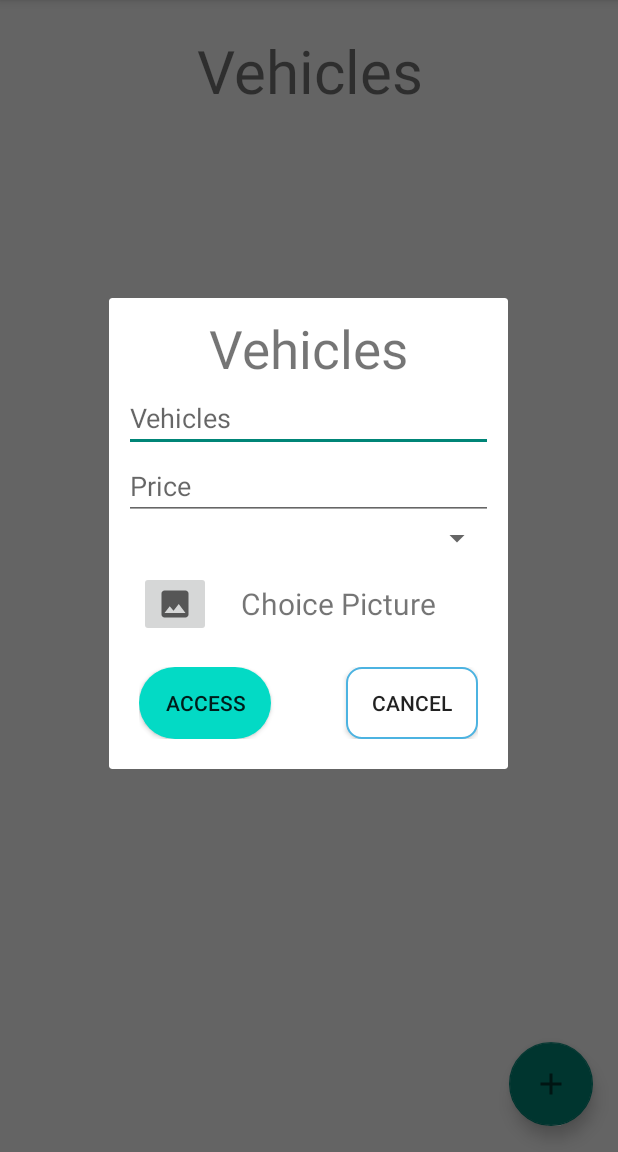
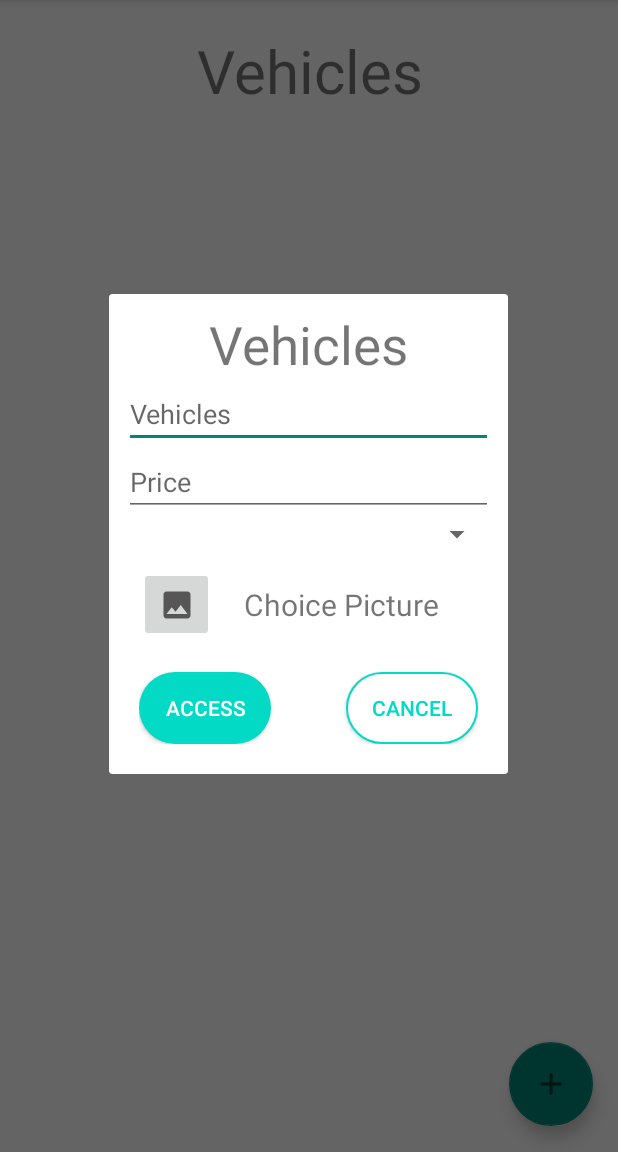
Before and after one commit to PhamTrGiang/Quan_ly_thue_xe, an Android app: the fragment Frag_vehicles placed in its activity, after a tap on an icon or button, on a phone screen of 412 x 824 dp, the part 84-1236 px from its top. Run offline under Robolectric (Android 15) with nearby library versions, the phone set to English and light mode, and no system bars; 7 statements that could not run were skipped.

Commit message:
Giang_Image

```diff
--- a/app/src/main/AndroidManifest.xml
+++ b/app/src/main/AndroidManifest.xml
@@ -5,6 +5,9 @@
     <uses-permission android:name="android.permission.INTERNET" />
     <uses-permission android:name="android.permission.ACCESS_COARSE_LOCATION" />
     <uses-permission android:name="android.permission.ACCESS_FINE_LOCATION" />
+    <uses-permission android:name="android.permission.CAMERA"/>
+    <uses-permission android:name="android.permission.READ_EXTERNAL_STORAGE"/>
+    <uses-permission android:name="android.permission.WRITE_EXTERNAL_STORAGE"/>
 
     <application
         android:allowBackup="true"
--- a/app/src/main/java/com/example/quan_ly_thue_xe/Adapter/Vehicles_Adapter.java
+++ b/app/src/main/java/com/example/quan_ly_thue_xe/Adapter/Vehicles_Adapter.java
@@ -1,6 +1,8 @@
 package com.example.quan_ly_thue_xe.Adapter;
 
 import android.content.Context;
+import android.graphics.Bitmap;
+import android.graphics.BitmapFactory;
 import android.view.LayoutInflater;
 import android.view.View;
 import android.view.ViewGroup;
@@ -25,7 +27,7 @@ public class Vehicles_Adapter extends ArrayAdapter<Vehicles> {
     Frag_vehicles fragment;
     private ArrayList<Vehicles> list;
     TextView tvName,tvCate,tvPrice;
-    ImageView imgDel,imgEdit;
+    ImageView imgDel,imgEdit,imgImage;
 
     public Vehicles_Adapter(@NonNull Context context, Frag_vehicles fragment, ArrayList<Vehicles> list) {
         super(context, 0,list);
@@ -49,10 +51,16 @@ public class Vehicles_Adapter extends ArrayAdapter<Vehicles> {
             tvName = v.findViewById(R.id.tvName);
             tvCate = v.findViewById(R.id.tvCate);
             tvPrice = v.findViewById(R.id.tvPrice);
+            imgImage = v.findViewById(R.id.imgPicture);
 
             tvName.setText(item.getName());
             tvPrice.setText(item.getPrice()+"");
             tvCate.setText(categories.getName());
+            byte[] image = item.getImage();
+            Bitmap bitmap = BitmapFactory.decodeByteArray(image,0,image.length);
+            imgImage.setImageBitmap(bitmap);
+
+
             imgDel=v.findViewById(R.id.imgDel);
             imgEdit=v.findViewById(R.id.imgEdit);
         }
--- a/app/src/main/java/com/example/quan_ly_thue_xe/DAO/VehiclesDAO.java
+++ b/app/src/main/java/com/example/quan_ly_thue_xe/DAO/VehiclesDAO.java
@@ -25,6 +25,7 @@ public class VehiclesDAO {
         values.put("categories_id",obj.getCategories_id());
         values.put("name",obj.getName());
         values.put("price",obj.getPrice());
+        values.put("image",obj.getImage());
         return db.insert("vehicles",null,values);
     }
     public int upadate(Vehicles obj){
@@ -32,7 +33,7 @@ public class VehiclesDAO {
         values.put("categories_id",obj.getCategories_id());
         values.put("name",obj.getName());
         values.put("price",obj.getPrice());
-
+        values.put("image",obj.getImage());
         return db.update("vehicles",values,"id=?",new String[]{String.valueOf(obj.getId())});
     }
 
@@ -61,6 +62,7 @@ public class VehiclesDAO {
             obj.setCategories_id(Integer.parseInt(c.getString(c.getColumnIndex("categories_id"))));
             obj.setName(c.getString(c.getColumnIndex("name")));
             obj.setPrice(Integer.parseInt(c.getString(c.getColumnIndex("price"))));
+            obj.setImage(c.getBlob(c.getColumnIndex("image")));
             list.add(obj);
         }
         return list;
--- a/app/src/main/java/com/example/quan_ly_thue_xe/DbHelper/DbHelper.java
+++ b/app/src/main/java/com/example/quan_ly_thue_xe/DbHelper/DbHelper.java
@@ -19,7 +19,7 @@ public class DbHelper extends SQLiteOpenHelper {
         db.execSQL(tb_users);
         String tb_categories ="CREATE TABLE categories (id INTEGER PRIMARY KEY AUTOINCREMENT,name TEXT)";
         db.execSQL(tb_categories);
-        String tb_vehicles ="CREATE TABLE vehicles (id INTEGER PRIMARY KEY AUTOINCREMENT, categories_id INTEGER, name TEXT, price INTEGER, FOREIGN KEY (categories_id) REFERENCES categories (id))";
+        String tb_vehicles ="CREATE TABLE vehicles (id INTEGER PRIMARY KEY AUTOINCREMENT, categories_id INTEGER, name TEXT, price INTEGER, image BLOB, FOREIGN KEY (categories_id) REFERENCES categories (id))";
         db.execSQL(tb_vehicles);
         String tb_orders = "CREATE TABLE oeders (id INTEGER PRIMARY KEY AUTOINCREMENT,start_time INTEGER,end_time INTEGER,total INTEGER,incutted INTEGER,status INTEGER,vehicles_id INTEGER, users_id INTEGER, FOREIGN KEY (vehicles_id) REFERENCES vehicles (id), FOREIGN KEY (users_id) REFERENCES users (id))";
         db.execSQL(tb_orders);
--- a/app/src/main/java/com/example/quan_ly_thue_xe/Framentkhachhang/MainActivity.java
+++ b/app/src/main/java/com/example/quan_ly_thue_xe/Framentkhachhang/MainActivity.java
@@ -145,10 +145,19 @@ public class MainActivity extends AppCompatActivity {
     public boolean phanQuyen(){
         if(Build.VERSION.SDK_INT>=23){
             if(checkSelfPermission(Manifest.permission.ACCESS_FINE_LOCATION) == PackageManager.PERMISSION_GRANTED
-                    && checkSelfPermission(Manifest.permission.ACCESS_COARSE_LOCATION) == PackageManager.PERMISSION_GRANTED){
+                    && checkSelfPermission(Manifest.permission.ACCESS_COARSE_LOCATION) == PackageManager.PERMISSION_GRANTED
+                    && checkSelfPermission(Manifest.permission.CAMERA) == PackageManager.PERMISSION_GRANTED
+                    && checkSelfPermission(Manifest.permission.READ_EXTERNAL_STORAGE) == PackageManager.PERMISSION_GRANTED
+                    && checkSelfPermission(Manifest.permission.WRITE_EXTERNAL_STORAGE) == PackageManager.PERMISSION_GRANTED
+            ){
                 return true;
             }else{
-                ActivityCompat.requestPermissions(MainActivity.this,new String[]{Manifest.permission.ACCESS_FINE_LOCATION,Manifest.permission.ACCESS_COARSE_LOCATION},1);
+                ActivityCompat.requestPermissions(MainActivity.this,new String[]{
+                        Manifest.permission.READ_EXTERNAL_STORAGE,
+                        Manifest.permission.CAMERA,
+                        Manifest.permission.ACCESS_FINE_LOCATION,
+                        Manifest.permission.ACCESS_COARSE_LOCATION,
+                        Manifest.permission.WRITE_EXTERNAL_STORAGE},1);
                 return false;
             }
         }else{
--- a/app/src/main/res/layout/dig_vehicles.xml
+++ b/app/src/main/res/layout/dig_vehicles.xml
@@ -35,9 +35,9 @@
         android:padding="10dp">
 
         <ImageButton
-            android:id="@+id/imageButton"
-            android:layout_width="wrap_content"
-            android:layout_height="wrap_content"
+            android:id="@+id/imgButton"
+            android:layout_width="50dp"
+            android:layout_height="50dp"
             app:srcCompat="@drawable/ic_baseline_image_24"
             android:layout_marginRight="20dp"/>
         <TextView
@@ -60,14 +60,16 @@
             android:layout_height="wrap_content"
             android:text="access"
             android:layout_marginRight="50dp"
+            android:textColor="@color/white"
             android:background="@drawable/backgroup_button_color"
             />
         <Button
             android:id="@+id/btnCancel"
             android:layout_width="wrap_content"
             android:layout_height="wrap_content"
-            android:background="@drawable/backgroud_quanlyloaixe"
-            android:text="cancel"/>
+            android:background="@drawable/backgroup_button_nocolor"
+            android:text="cancel"
+            android:textColor="@color/teal_200"/>
 
     </LinearLayout>
 
--- a/app/src/main/res/layout/item_vehicles.xml
+++ b/app/src/main/res/layout/item_vehicles.xml
@@ -6,7 +6,7 @@
     android:padding="10dp">
     <ImageView
         android:id="@+id/imgPicture"
-        android:src="@drawable/ic_launcher_background"
+        android:src="@drawable/ic_baseline_image_24"
         android:layout_width="match_parent"
         android:layout_height="200dp"
         android:layout_marginBottom="10dp"/>
```
Also changed, not shown: app/src/main/java/com/example/quan_ly_thue_xe/Fragment/Frag_vehicles.java (+107 -1 lines), app/src/main/java/com/example/quan_ly_thue_xe/Model/Vehicles.java (+9 -0 lines), app/src/main/res/layout/dig_chose_image.xml (added, +36 -0 lines).
